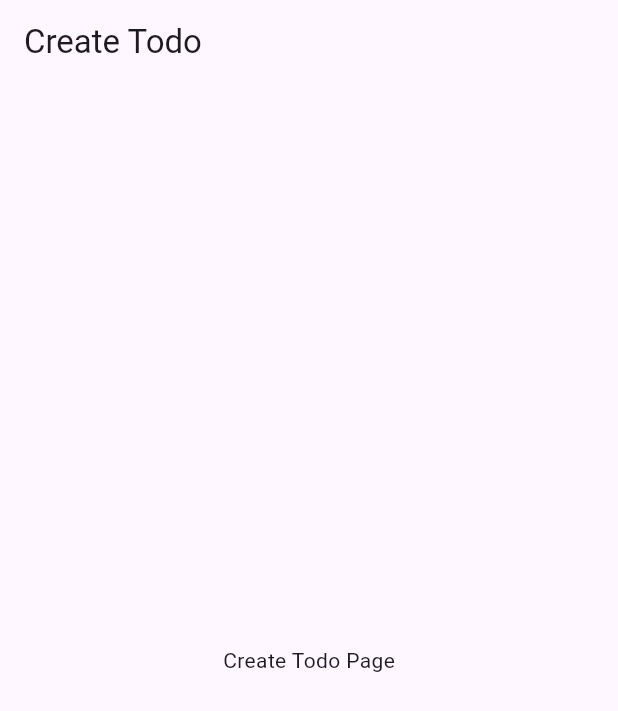
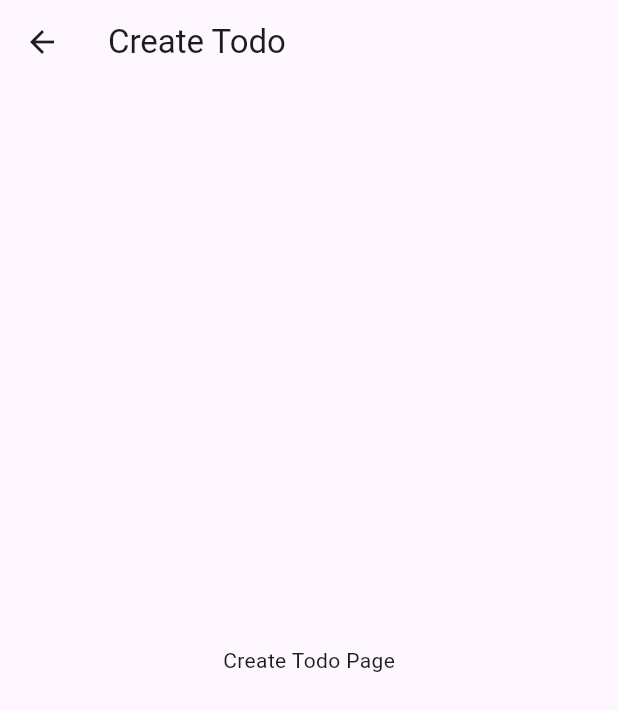
Before and after one commit to marcelochb/archtype-flutter, a Flutter app: the TodoCreatePage screen opened by its route, on a phone screen of 412 x 824 dp. Shown: the top 711 px of the screen. Run offline on Flutter 3.47's test engine with Material 3 defaults, Android fonts, the phone set to English and light mode, and no system bars; our stand-ins replace dio, either_dart, flutter_riverpod, get_it, go_router, reactive_forms and 1 more; generated files the repository leaves out were written again.

```diff
--- a/lib/src/features/todo/presenter/create/pages/todo.create.page.dart
+++ b/lib/src/features/todo/presenter/create/pages/todo.create.page.dart
@@ -1,4 +1,5 @@
 import 'package:flutter/material.dart';
+import 'package:go_router/go_router.dart';
 
 class TodoCreatePage extends StatelessWidget {
 const TodoCreatePage({ super.key });
@@ -8,6 +9,12 @@ const TodoCreatePage({ super.key });
     return Scaffold(
       appBar: AppBar(
         title: const Text('Create Todo'),
+        leading: IconButton(
+          icon: const Icon(Icons.arrow_back),
+          onPressed: () {
+            context.go('/');
+          },
+        ),
       ),
       body: const Center(
         child: Text('Create Todo Page'),
```
